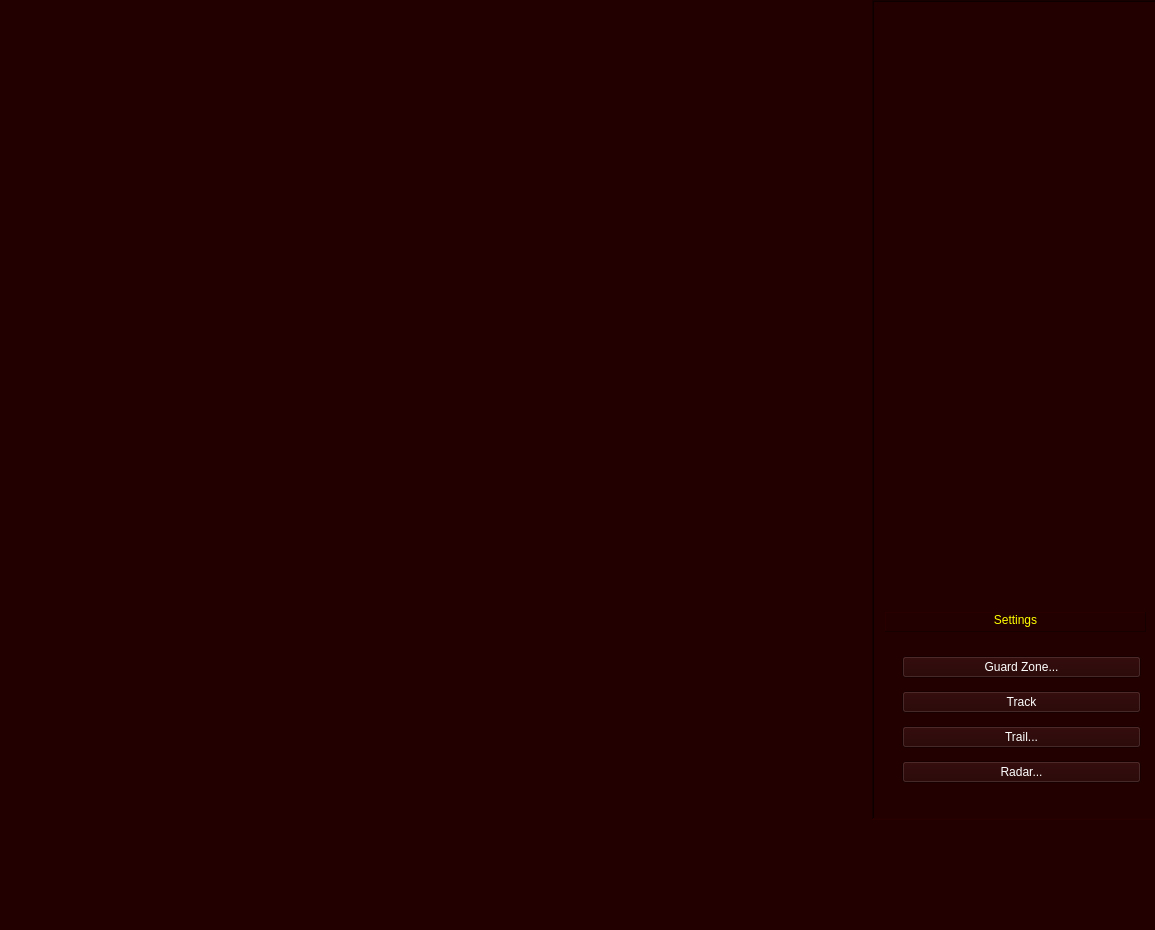
Above: RadarArmed2020/mainwindow.ui from MiftahSalam/Radar-Armed-2020 before the change. Below: the same form after it.
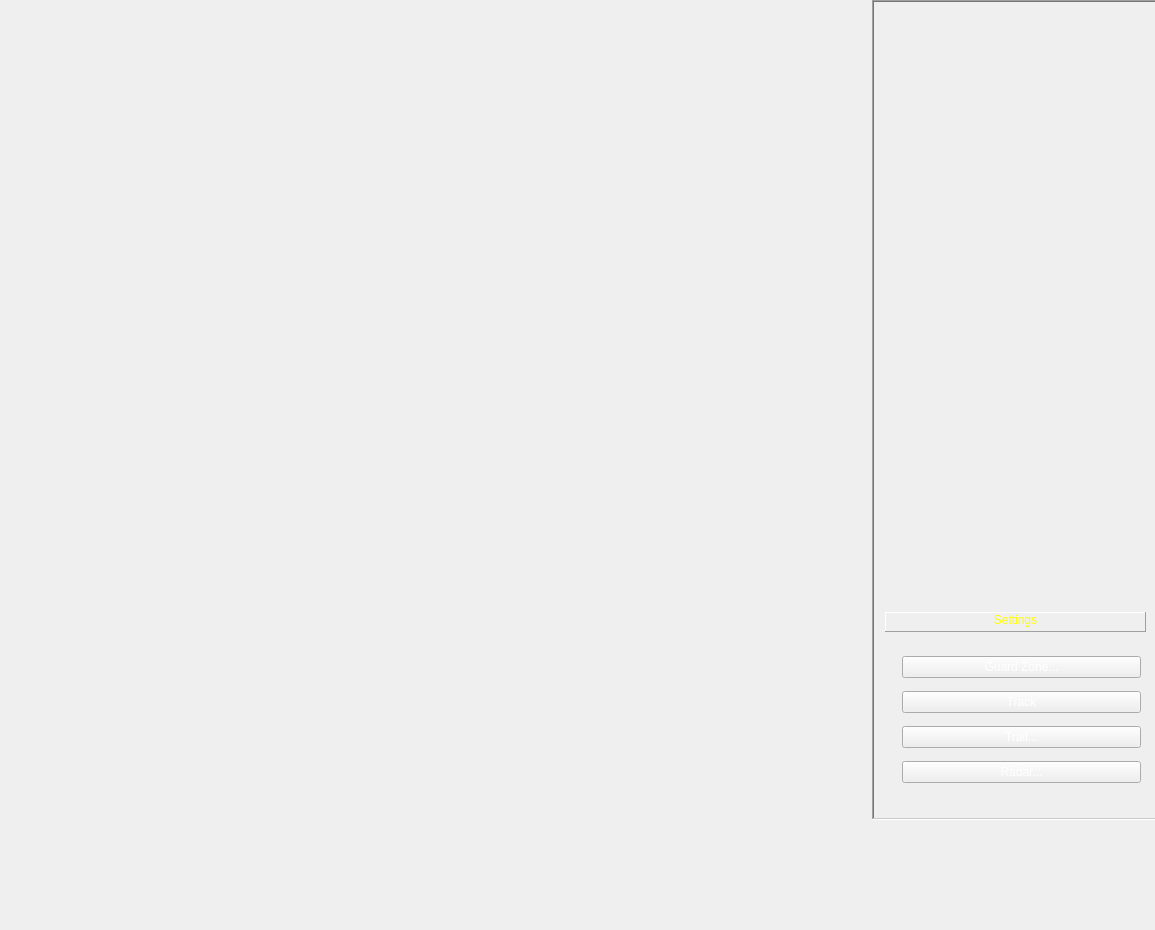
That is the form after the change. Icons and pictures are not drawn. Custom widgets are drawn as their Qt base class.

Commit message: change background color of combobox and tabwidget, debuging arpa, implementation of 3 guardzone

```diff
--- a/RadarArmed2020/mainwindow.ui
+++ b/RadarArmed2020/mainwindow.ui
@@ -10,12 +10,24 @@
     <height>930</height>
    </rect>
   </property>
+  <property name="minimumSize">
+   <size>
+    <width>820</width>
+    <height>820</height>
+   </size>
+  </property>
+  <property name="baseSize">
+   <size>
+    <width>850</width>
+    <height>850</height>
+   </size>
+  </property>
   <property name="windowTitle">
    <string>MainWindow</string>
   </property>
   <property name="styleSheet">
    <string notr="true">color: rgb(255, 255, 255);
-background-color: rgb(35, 0, 0);</string>
+background-image: url(:/img/bg.jpeg);</string>
   </property>
   <widget class="QWidget" name="centralWidget">
    <widget class="QFrame" name="frameRight">
```
The commit also changes 15 other files.
